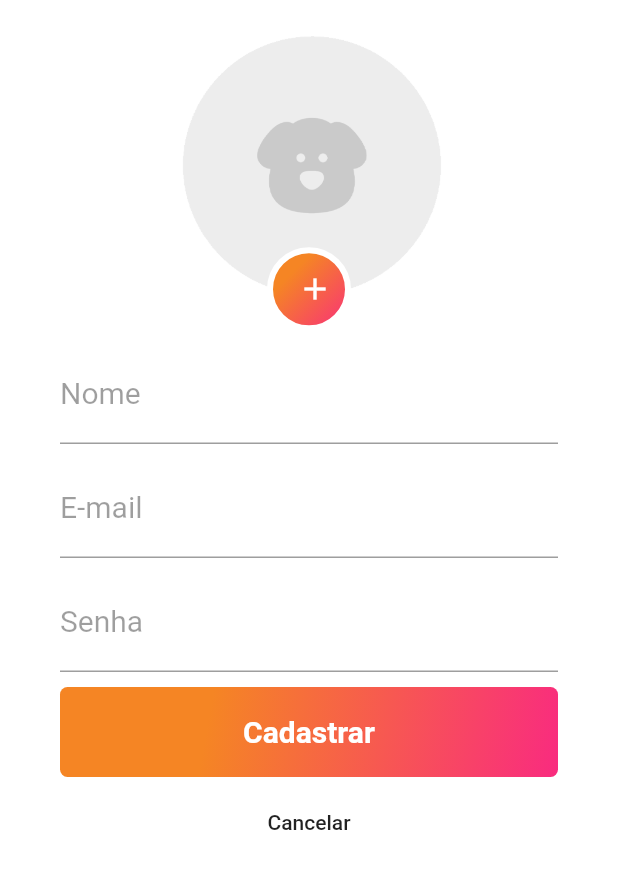
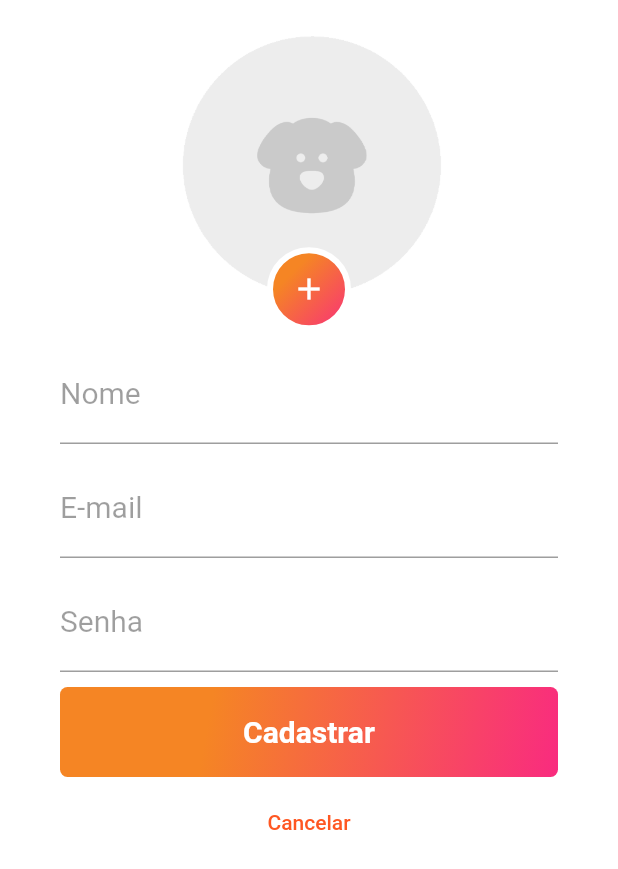
Before and after one commit to DilciHettwerLopes/Pet, a Flutter app: the SignupPage screen opened directly, on a phone screen of 412 x 824 dp. Shown: the top 869 px of the screen. Run offline on Flutter 3.47's test engine with Material 2 defaults, Android fonts, the phone set to English and light mode, and no system bars; our stand-ins replace get, timelines.

Commit message:
renomeado button
renomeado buttons

```diff
--- a/lib/pages/lista_animais.dart
+++ b/lib/pages/lista_animais.dart
@@ -12,7 +12,8 @@ class _Lista_AnimaisState extends State<Lista_Animais> {
       delegate: SliverChildBuilderDelegate(
         (BuildContext context, int index) {
           return Container(
-            //TODO buscar informações do animal na API e repassar para o Widget animal um objeto do tipo Animal(que ainda deve ser criado)
+            //TODO buscar informações do animal na API e repassar para o Widget animal um objeto do tipo
+            //Animal(que ainda deve ser criado)
             child: animal(index),
           );
         },
--- a/lib/pages/signup.page.dart
+++ b/lib/pages/signup.page.dart
@@ -51,7 +51,7 @@ class _SignupPage extends State<SignupPage> {
                   ),
                 ),
                 child: SizedBox.expand(
-                  child: FlatButton(
+                  child: TextButton(
                     child: Icon(
                       Icons.add,
                       color: Colors.white,
@@ -135,7 +135,7 @@ class _SignupPage extends State<SignupPage> {
                 ),
               ),
               child: SizedBox.expand(
-                child: FlatButton(
+                child: TextButton(
                   child: Text(
                     "Cadastrar",
                     style: TextStyle(
@@ -158,7 +158,7 @@ class _SignupPage extends State<SignupPage> {
             Container(
               height: 40,
               alignment: Alignment.center,
-              child: FlatButton(
+              child: TextButton(
                 child: Text(
                   "Cancelar",
                   textAlign: TextAlign.center,
--- a/lib/service/Api.dart
+++ b/lib/service/Api.dart
@@ -102,6 +102,7 @@ class Api {
     Map<String, String> map = Map();
     map.addAll({'accept': 'application/json'});
     map.addAll({'content-type': 'application/json'});
+    //token
     return map;
   }
 }
```
Also changed, not shown: pubspec.lock, 1 other file.
